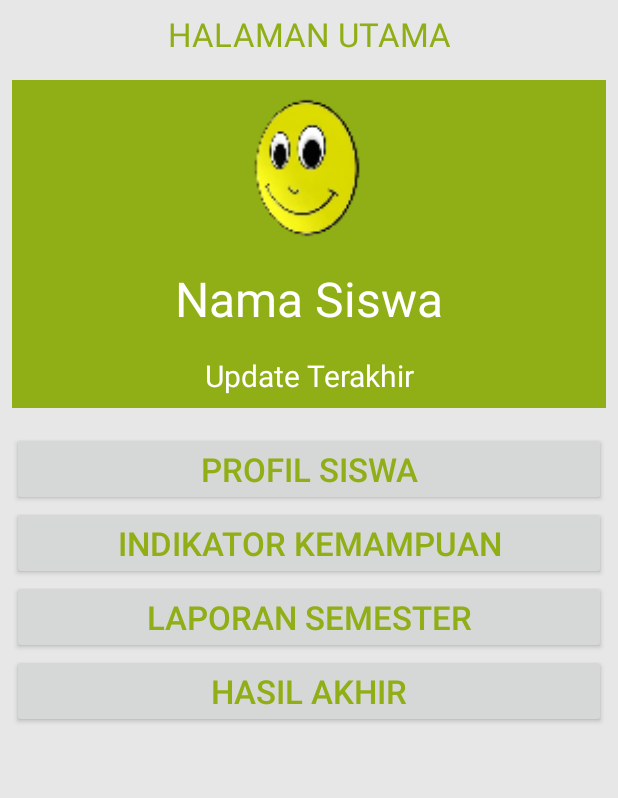
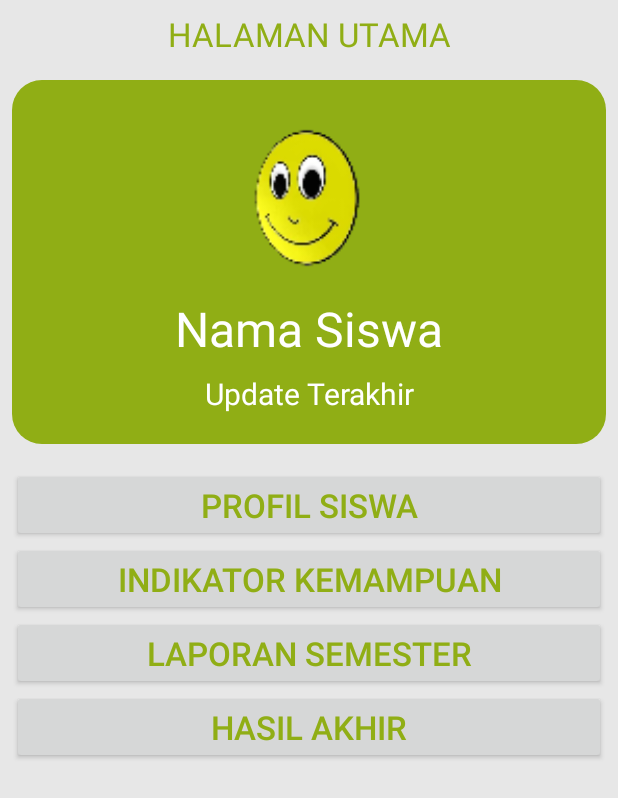
Before and after one commit to devKFR/CiPot, an Android app: the layout activity_home_siswa.xml on its own in the app's theme, with its tools: preview values and no code run, on a phone screen of 412 x 824 dp. Shown: the top 798 px of the screen. Run offline under Robolectric (Android 15) with nearby library versions, the light colour scheme and no system bars.

Commit message:
Testing kotak membulat

```diff
--- a/app/build.gradle
+++ b/app/build.gradle
@@ -17,6 +17,7 @@ android {
             proguardFiles getDefaultProguardFile('proguard-android.txt'), 'proguard-rules.pro'
         }
     }
+    sourceSets { main { assets.srcDirs = ['src/main/assets', 'src/main/assets/fonts'] } }
 }
 
 dependencies {
--- a/app/src/main/java/com/ddpl/cipot/MainActivity.java
+++ b/app/src/main/java/com/ddpl/cipot/MainActivity.java
@@ -1,6 +1,7 @@
 package com.ddpl.cipot;
 
 import android.content.Intent;
+import android.graphics.Typeface;
 import android.os.Bundle;
 import android.support.v7.app.AppCompatActivity;
 import android.text.TextUtils;
@@ -26,6 +27,7 @@ public class MainActivity extends AppCompatActivity implements View.OnClickListe
 
         btn_login = (Button)findViewById(R.id.btn_login);
         btn_login.setOnClickListener(this);
+
     }
 
     @Override
--- /dev/null
+++ b/app/src/main/res/drawable/kotak_hijau.xml
@@ -0,0 +1,21 @@
+<?xml version="1.0" encoding="utf-8"?>
+<shape
+    xmlns:android="http://schemas.android.com/apk/res/android"
+    android:shape="rectangle"   >
+
+    <padding
+        android:left="20dp"
+        android:top="20dp"
+        android:right="20dp"
+        android:bottom="20dp"    >
+    </padding>
+
+    <solid
+        android:color="#90ae15" >
+    </solid>
+
+    <corners
+        android:radius="20dp"   >
+    </corners>
+
+</shape>
--- a/app/src/main/res/layout/activity_home_siswa.xml
+++ b/app/src/main/res/layout/activity_home_siswa.xml
@@ -20,11 +20,10 @@
         android:layout_width="match_parent"
         android:layout_height="wrap_content"
         android:layout_margin="8dp"
-        android:background="#90ae15"
-        android:orientation="vertical">
+        android:orientation="vertical"
+        android:background="@drawable/kotak_hijau">
 
         <de.hdodenhof.circleimageview.CircleImageView
-            android:id="@+id/foto_siswa"
             android:layout_width="100dp"
             android:layout_height="100dp"
             android:layout_gravity="center_horizontal"
@@ -45,7 +44,7 @@
             android:id="@+id/update"
             android:layout_width="match_parent"
             android:layout_height="wrap_content"
-            android:layout_margin="8dp"
+            android:layout_margin="0dp"
             android:gravity="center"
             android:text="Update Terakhir"
             android:textColor="#ffffff"
@@ -76,7 +75,6 @@
             android:textSize="22sp" />
 
         <Button
-            android:id="@+id/btn_laporanSemester"
             android:layout_width="match_parent"
             android:layout_height="wrap_content"
             android:text="laporan semester"
@@ -84,7 +82,6 @@
             android:textSize="22sp" />
 
         <Button
-            android:id="@+id/btn_hasilAkhir"
             android:layout_width="match_parent"
             android:layout_height="wrap_content"
             android:text="hasil akhir"
--- a/app/src/main/res/layout/activity_main.xml
+++ b/app/src/main/res/layout/activity_main.xml
@@ -9,7 +9,6 @@
     tools:context="com.ddpl.cipot.MainActivity">
 
     <ImageView
-        android:id="@+id/logo"
         android:layout_width="100dp"
         android:layout_height="100dp"
         android:layout_gravity="center"
@@ -18,7 +17,6 @@
         android:src="@mipmap/logotrans" />
 
     <TextView
-        android:id="@+id/Ciluk_Baa"
         android:layout_width="match_parent"
         android:layout_height="wrap_content"
         android:layout_marginBottom="11dp"
@@ -27,10 +25,11 @@
         android:text="Pusat PADU Ciluk-Baa"
         android:textAlignment="center"
         android:textColor="#e76348"
-        android:textSize="32sp" />
+        android:textSize="32sp"
+        android:fontFamily="fonts/Montserrat-Regular.ttf"
+        />
 
     <TextView
-        android:id="@+id/alamat"
         android:layout_width="match_parent"
         android:layout_height="wrap_content"
         android:layout_marginBottom="20dp"
@@ -42,7 +41,6 @@
         android:textSize="22sp" />
 
     <TextView
-        android:id="@+id/textView"
         android:layout_width="match_parent"
         android:layout_height="wrap_content"
         android:layout_marginLeft="8dp"
@@ -54,7 +52,6 @@
         android:textSize="28sp"/>
 
         <LinearLayout
-            android:id="@+id/layout2"
             android:layout_width="match_parent"
             android:layout_height="match_parent"
             android:layout_marginLeft="8dp"
--- a/app/src/main/res/layout/card_indikator.xml
+++ b/app/src/main/res/layout/card_indikator.xml
@@ -1,7 +1,6 @@
 <?xml version="1.0" encoding="utf-8"?>
 <android.support.v7.widget.CardView xmlns:android="http://schemas.android.com/apk/res/android"
     xmlns:card_view="http://schemas.android.com/apk/res-auto"
-    android:id="@+id/card_view"
     android:layout_width="match_parent"
     android:layout_height="wrap_content"
     android:layout_gravity="center"
--- a/app/src/main/res/values/styles.xml
+++ b/app/src/main/res/values/styles.xml
@@ -1,7 +1,7 @@
 <resources>
 
     <!-- Base application theme. -->
-    <style name="AppTheme" parent="Theme.AppCompat.Light.DarkActionBar">
+    <style name="AppTheme" parent="Theme.AppCompat.Light.NoActionBar">
         <!-- Customize your theme here. -->
         <item name="colorPrimary">@color/colorPrimary</item>
         <item name="colorPrimaryDark">@color/colorPrimaryDark</item>
```
Also changed, not shown: app/src/main/res/mipmap-hdpi/ic_launcher.png (deleted), app/src/main/res/mipmap-hdpi/ic_launcher_round.png (deleted), app/src/main/res/mipmap-mdpi/ic_launcher.png (deleted), app/src/main/res/mipmap-mdpi/ic_launcher_round.png (deleted), app/src/main/res/mipmap-xhdpi/ic_launcher.png (deleted), app/src/main/res/mipmap-xhdpi/ic_launcher_round.png (deleted), app/src/main/res/mipmap-xxhdpi/ic_launcher.png (deleted), app/src/main/res/mipmap-xxhdpi/ic_launcher_round.png (deleted), app/src/main/res/mipmap-xxxhdpi/ic_launcher.png (deleted), app/src/main/res/mipmap-xxxhdpi/ic_launcher_round.png (deleted).
